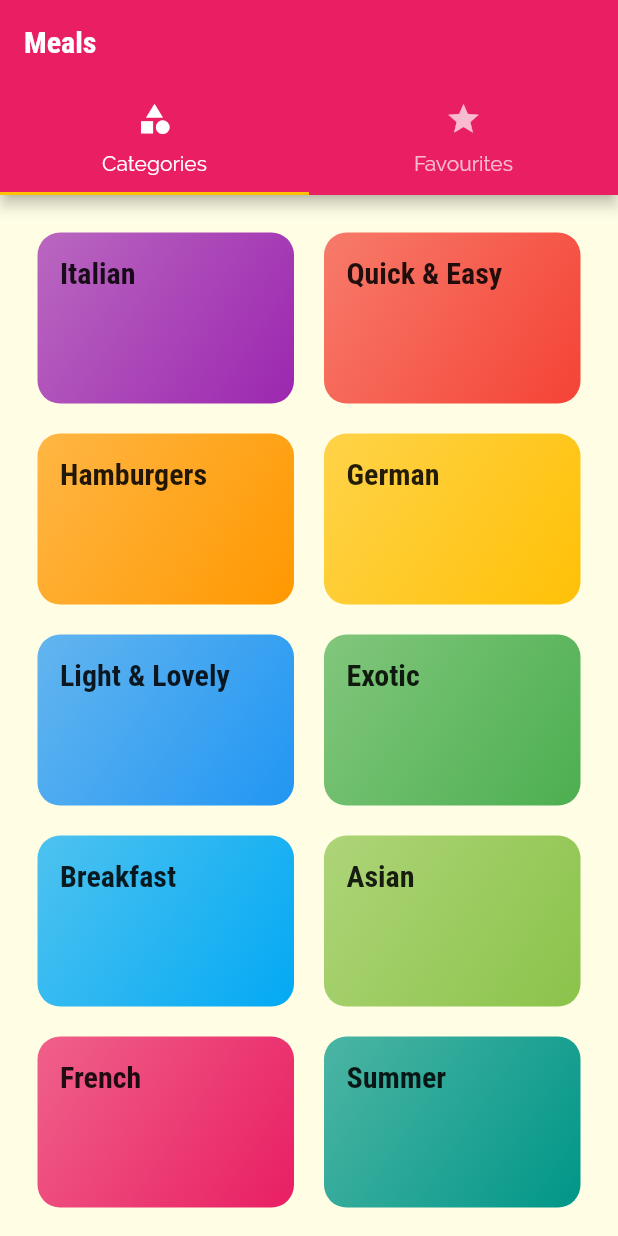
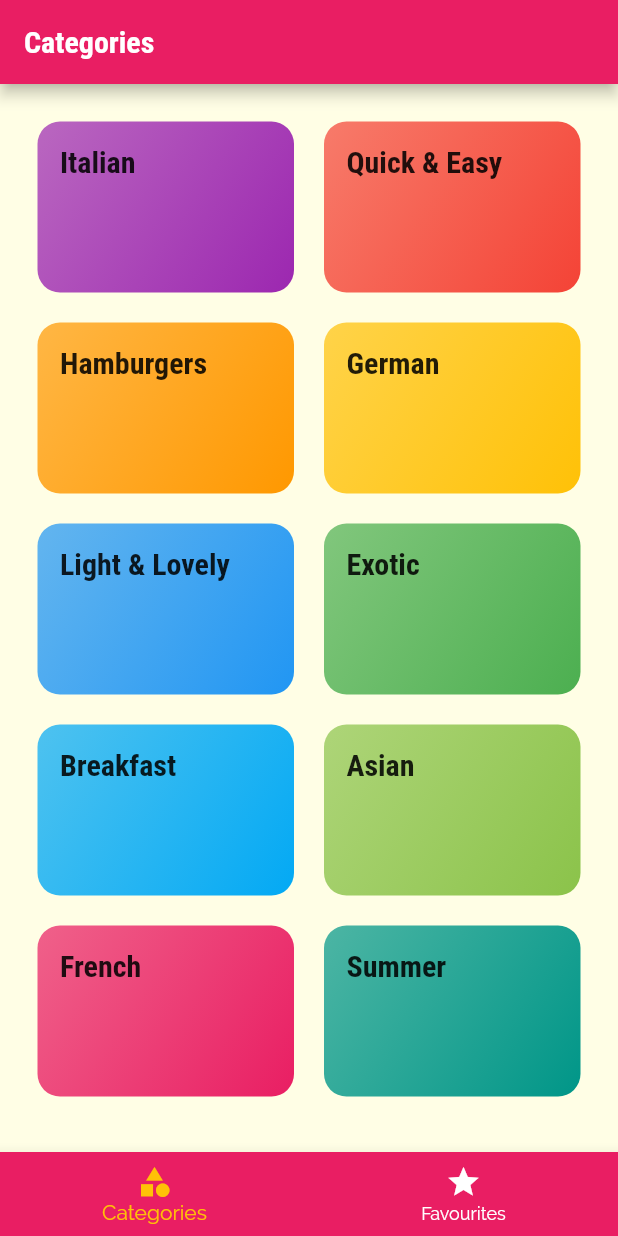
Before and after one commit to sambhav37/meals_flutter_app, a Flutter app: the screen it shows after launch, on a phone screen of 412 x 824 dp. Run offline on Flutter 3.47's test engine with Material 2 defaults, Android fonts, the phone set to English and light mode, and no system bars.

```diff
--- a/lib/screens/tabs_screen.dart
+++ b/lib/screens/tabs_screen.dart
@@ -1,5 +1,5 @@
 import 'package:flutter/material.dart';
-import 'package:flutter_complete_guide/screens/favorites_screen.dart';
+import './favorites_screen.dart';
 import './categories_screen.dart';
 
 class TabsScreen extends StatefulWidget {
@@ -8,37 +8,51 @@ class TabsScreen extends StatefulWidget {
 }
 
 class _TabsScreenState extends State<TabsScreen> {
+  final List<Map<String, Object>> _pages = [
+    {
+      'page': CategoriesScreen(),
+      'title': 'Categories',
+    },
+    {
+      'page': FavouritesScreen(),
+      'title': 'Your favorites',
+    },
+  ];
+
+  int _selectedPageIndex = 0;
+
+  void _selectPage(int index) {
+    setState(() {
+      _selectedPageIndex = index;
+    });
+  }
+
   @override
   Widget build(BuildContext context) {
-    return DefaultTabController(
-      length: 2,
-      // initialIndex: 0,
-      child: Scaffold(
-        appBar: AppBar(
-          title: Text('Meals'),
-          bottom: TabBar(
-            tabs: <Widget>[
-              Tab(
-                icon: Icon(
-                  Icons.category,
-                ),
-                text: 'Categories',
-              ),
-              Tab(
-                icon: Icon(
-                  Icons.star,
-                ),
-                text: 'Favourites',
-              ),
-            ],
+    return Scaffold(
+      appBar: AppBar(
+        title: Text(_pages[_selectedPageIndex]['title']),
+      ),
+      body: _pages[_selectedPageIndex]['page'],
+      bottomNavigationBar: BottomNavigationBar(
+        onTap: _selectPage, // automatically gives index
+        backgroundColor: Theme.of(context).primaryColor,
+        unselectedItemColor: Colors.white,
+        selectedItemColor: Theme.of(context).accentColor,
+        currentIndex: _selectedPageIndex,
+        type: BottomNavigationBarType.fixed,
+        items: [
+          BottomNavigationBarItem(
+            backgroundColor: Theme.of(context).primaryColor,
+            icon: Icon(Icons.category),
+            label: 'Categories',
           ),
-        ),
-        body: TabBarView(
-          children: <Widget>[
-            CategoriesScreen(),
-            FavouritesScreen(),
-          ],
-        ),
+          BottomNavigationBarItem(
+            backgroundColor: Theme.of(context).primaryColor,
+            icon: Icon(Icons.star),
+            label: 'Favourites',
+          ),
+        ],
       ),
     );
   }
```
